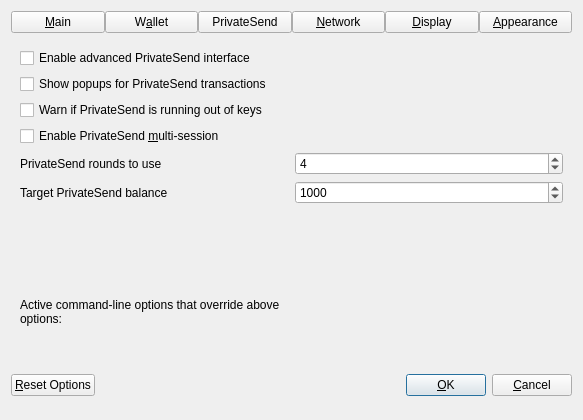
The window that src/qt/forms/optionsdialog.ui (mdfkbtc/PRiVCY) describes before a commit, drawn with Qt 5.
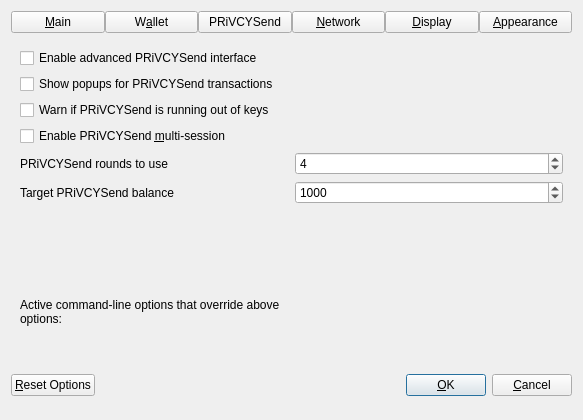
The same window after the commit. The open tabs and pages were chosen to show the change. Custom widgets are drawn as their Qt base class.

Commit message: Dark UI Changes, PRiVCYSend, Final Tweaks and Sync boost

What changed in the file:
```diff
--- a/src/qt/forms/optionsdialog.ui
+++ b/src/qt/forms/optionsdialog.ui
@@ -54,7 +54,7 @@
      <item>
       <widget class="QPushButton" name="btnPrivateSend">
        <property name="text">
-        <string>PrivateSend</string>
+        <string>PRiVCYSend</string>
        </property>
        <property name="checkable">
         <bool>true</bool>
@@ -310,7 +310,7 @@
           <string>Show additional information and buttons for PrivateSend on overview screen.</string>
          </property>
          <property name="text">
-          <string>Enable advanced PrivateSend interface</string>
+          <string>Enable advanced PRiVCYSend interface</string>
          </property>
         </widget>
        </item>
@@ -320,7 +320,7 @@
           <string>Show system popups for PrivateSend mixing transactions&lt;br/&gt;just like for all other transaction types.</string>
          </property>
          <property name="text">
-          <string>Show popups for PrivateSend transactions</string>
+          <string>Show popups for PRiVCYSend transactions</string>
          </property>
         </widget>
        </item>
@@ -330,7 +330,7 @@
           <string>Show warning dialog when PrivateSend detects that wallet has very low number of keys left.</string>
          </property>
          <property name="text">
-          <string>Warn if PrivateSend is running out of keys</string>
+          <string>Warn if PRiVCYSend is running out of keys</string>
          </property>
         </widget>
        </item>
@@ -340,7 +340,7 @@
           <string>Whether to use experimental PrivateSend mode with multiple mixing sessions per block.&lt;br/&gt;Note: You must use this feature carefully.&lt;br/&gt;Make sure you always have recent wallet (auto)backup in a safe place!</string>
          </property>
          <property name="text">
-          <string>Enable PrivateSend &amp;multi-session</string>
+          <string>Enable PRiVCYSend &amp;multi-session</string>
          </property>
         </widget>
        </item>
@@ -352,7 +352,7 @@
             <string>This setting determines the amount of individual masternodes that an input will be mixed through.&lt;br/&gt;More rounds of mixing gives a higher degree of privacy, but also costs more in fees.</string>
            </property>
            <property name="text">
-            <string>PrivateSend rounds to use</string>
+            <string>PRiVCYSend rounds to use</string>
            </property>
           </widget>
          </item>
@@ -391,7 +391,7 @@
             <string notr="true"/>
            </property>
            <property name="text">
-            <string>Target PrivateSend balance</string>
+            <string>Target PRiVCYSend balance</string>
            </property>
           </widget>
          </item>
```
Left out of the diff: 24 changed lines with no effect on the pictures. The commit also changes 110 other files.
